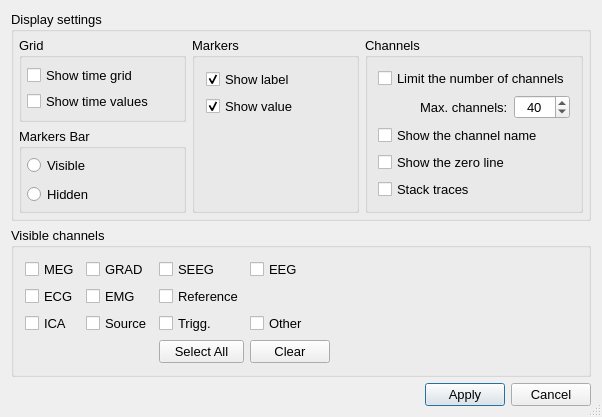
HIP-infrastructure/anywave-code, file src/Widgets/SignalView/AwViewSettingsUi.ui: the form before one commit.
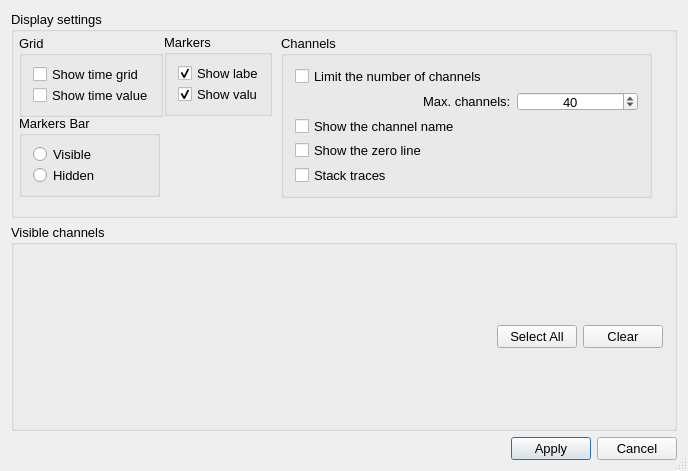
The form after the commit. Icons and pictures are not drawn.

```diff
--- a/src/Widgets/SignalView/AwViewSettingsUi.ui
+++ b/src/Widgets/SignalView/AwViewSettingsUi.ui
@@ -9,8 +9,8 @@
    <rect>
     <x>0</x>
     <y>0</y>
-    <width>602</width>
-    <height>400</height>
+    <width>688</width>
+    <height>471</height>
    </rect>
   </property>
   <property name="font">
@@ -32,11 +32,11 @@
   <property name="modal">
    <bool>true</bool>
   </property>
-  <layout class="QVBoxLayout" name="verticalLayout_3">
-   <item>
+  <layout class="QGridLayout" name="gridLayout_6">
+   <item row="0" column="0">
     <widget class="QGroupBox" name="groupBox">
      <property name="sizePolicy">
-      <sizepolicy hsizetype="Preferred" vsizetype="Expanding">
+      <sizepolicy hsizetype="Expanding" vsizetype="Expanding">
        <horstretch>0</horstretch>
        <verstretch>0</verstretch>
       </sizepolicy>
@@ -44,150 +44,15 @@
      <property name="title">
       <string>Display settings</string>
      </property>
-     <layout class="QGridLayout" name="gridLayout_3">
-      <property name="leftMargin">
-       <number>5</number>
-      </property>
-      <property name="topMargin">
-       <number>5</number>
-      </property>
-      <property name="rightMargin">
-       <number>5</number>
-      </property>
-      <property name="bottomMargin">
-       <number>5</number>
-      </property>
-      <item row="0" column="0">
-       <layout class="QHBoxLayout" name="horizontalLayout_3">
-        <item>
-         <layout class="QVBoxLayout" name="verticalLayout_4">
-          <item>
-           <widget class="QGroupBox" name="Grid">
-            <property name="sizePolicy">
-             <sizepolicy hsizetype="Expanding" vsizetype="Expanding">
-              <horstretch>0</horstretch>
-              <verstretch>0</verstretch>
-             </sizepolicy>
-            </property>
-            <property name="title">
-             <string>Grid</string>
-            </property>
-            <layout class="QGridLayout" name="gridLayout_2">
-             <property name="leftMargin">
-              <number>5</number>
-             </property>
-             <property name="topMargin">
-              <number>5</number>
-             </property>
-             <property name="rightMargin">
-              <number>5</number>
-             </property>
-             <property name="bottomMargin">
-              <number>5</number>
-             </property>
-             <item row="0" column="0">
-              <layout class="QVBoxLayout" name="verticalLayout">
-               <property name="spacing">
-                <number>1</number>
-               </property>
-               <item>
-                <widget class="QCheckBox" name="checkTime">
-                 <property name="sizePolicy">
-                  <sizepolicy hsizetype="Minimum" vsizetype="Preferred">
-                   <horstretch>0</horstretch>
-                   <verstretch>0</verstretch>
-                  </sizepolicy>
-                 </property>
-                 <property name="text">
-                  <string>Show time grid</string>
-                 </property>
-                </widget>
-               </item>
-               <item>
-                <widget class="QCheckBox" name="checkSeconds">
-                 <property name="sizePolicy">
-                  <sizepolicy hsizetype="Minimum" vsizetype="Preferred">
-                   <horstretch>0</horstretch>
-                   <verstretch>0</verstretch>
-                  </sizepolicy>
-                 </property>
-                 <property name="text">
-                  <string>Show time values</string>
-                 </property>
-                </widget>
-               </item>
-              </layout>
-             </item>
-            </layout>
-           </widget>
-          </item>
-          <item>
-           <widget class="QGroupBox" name="groupBox_5">
-            <property name="sizePolicy">
-             <sizepolicy hsizetype="Expanding" vsizetype="Expanding">
-              <horstretch>0</horstretch>
-              <verstretch>0</verstretch>
-             </sizepolicy>
-            </property>
-            <property name="title">
-             <string>Markers Bar</string>
-            </property>
-            <property name="flat">
-             <bool>false</bool>
-            </property>
-            <layout class="QGridLayout" name="gridLayout_6">
-             <property name="sizeConstraint">
-              <enum>QLayout::SetNoConstraint</enum>
-             </property>
-             <property name="leftMargin">
-              <number>5</number>
-             </property>
-             <property name="topMargin">
-              <number>5</number>
-             </property>
-             <property name="rightMargin">
-              <number>5</number>
-             </property>
-             <property name="bottomMargin">
-              <number>5</number>
-             </property>
-             <item row="0" column="0">
-              <layout class="QVBoxLayout" name="verticalLayout_8">
-               <item>
-                <widget class="QRadioButton" name="radioAlways">
-                 <property name="sizePolicy">
-                  <sizepolicy hsizetype="Minimum" vsizetype="Preferred">
-                   <horstretch>0</horstretch>
-                   <verstretch>0</verstretch>
-                  </sizepolicy>
-                 </property>
-                 <property name="text">
-                  <string>Visible</string>
-                 </property>
-                </widget>
-               </item>
-               <item>
-                <widget class="QRadioButton" name="radioHidden">
-                 <property name="sizePolicy">
-                  <sizepolicy hsizetype="Minimum" vsizetype="Preferred">
-                   <horstretch>0</horstretch>
-                   <verstretch>0</verstretch>
-                  </sizepolicy>
-                 </property>
-                 <property name="text">
-                  <string>Hidden</string>
-                 </property>
-                </widget>
-               </item>
-              </layout>
-             </item>
-            </layout>
-           </widget>
-          </item>
-         </layout>
-        </item>
-        <item>
          <widget class="QGroupBox" name="groupBox_6">
+      <property name="geometry">
+       <rect>
+        <x>153</x>
+        <y>23</y>
+        <width>108</width>
+        <height>82</height>
+       </rect>
+      </property>
           <property name="sizePolicy">
            <sizepolicy hsizetype="Expanding" vsizetype="Expanding">
             <horstretch>0</horstretch>
@@ -197,10 +62,8 @@
           <property name="title">
            <string>Markers</string>
           </property>
-          <layout class="QGridLayout" name="gridLayout_7">
+      <layout class="QGridLayout" name="gridLayout_2">
            <item row="0" column="0">
-            <layout class="QVBoxLayout" name="verticalLayout_9">
-             <item>
               <widget class="QCheckBox" name="checkMarkerLabel">
                <property name="text">
                 <string>Show label</string>
@@ -210,7 +73,7 @@
                </property>
               </widget>
              </item>
-             <item>
+       <item row="1" column="0">
               <widget class="QCheckBox" name="checkMarkerValue">
                <property name="text">
                 <string>Show value</string>
@@ -220,28 +83,17 @@
                </property>
               </widget>
              </item>
-             <item>
-              <spacer name="verticalSpacer">
-               <property name="orientation">
-                <enum>Qt::Vertical</enum>
-               </property>
-               <property name="sizeHint" stdset="0">
-                <size>
-                 <width>20</width>
-                 <height>40</height>
-                </size>
-               </property>
-              </spacer>
-             </item>
-            </layout>
-           </item>
-          </layout>
-         </widget>
-        </item>
-        <item>
-         <layout class="QVBoxLayout" name="verticalLayout_5">
-          <item>
+      </layout>
+     </widget>
            <widget class="QGroupBox" name="groupBox_2">
+      <property name="geometry">
+       <rect>
+        <x>270</x>
+        <y>24</y>
+        <width>371</width>
+        <height>163</height>
+       </rect>
+      </property>
             <property name="sizePolicy">
              <sizepolicy hsizetype="Expanding" vsizetype="Expanding">
               <horstretch>0</horstretch>
@@ -252,39 +104,7 @@
              <string>Channels</string>
             </property>
             <layout class="QGridLayout" name="gridLayout">
-             <property name="leftMargin">
-              <number>5</number>
-             </property>
-             <property name="topMargin">
-              <number>5</number>
-             </property>
-             <property name="rightMargin">
-              <number>5</number>
-             </property>
-             <property name="bottomMargin">
-              <number>5</number>
-             </property>
-             <property name="spacing">
-              <number>1</number>
-             </property>
-             <item row="0" column="0">
-              <layout class="QVBoxLayout" name="verticalLayout_2">
-               <property name="spacing">
-                <number>6</number>
-               </property>
-               <property name="leftMargin">
-                <number>5</number>
-               </property>
-               <property name="topMargin">
-                <number>5</number>
-               </property>
-               <property name="rightMargin">
-                <number>5</number>
-               </property>
-               <property name="bottomMargin">
-                <number>5</number>
-               </property>
-               <item>
+       <item row="0" column="0" colspan="3">
                 <widget class="QCheckBox" name="checkLimit">
                  <property name="sizePolicy">
                   <sizepolicy hsizetype="Minimum" vsizetype="Preferred">
@@ -297,29 +117,27 @@
                  </property>
                 </widget>
                </item>
-               <item>
-                <layout class="QHBoxLayout" name="horizontalLayout_2">
-                 <item>
+       <item row="1" column="0">
                   <spacer name="horizontalSpacer_2">
                    <property name="orientation">
                     <enum>Qt::Horizontal</enum>
                    </property>
                    <property name="sizeHint" stdset="0">
                     <size>
-                     <width>40</width>
+           <width>122</width>
                      <height>20</height>
                     </size>
                    </property>
                   </spacer>
                  </item>
-                 <item>
+       <item row="1" column="1">
                   <widget class="QLabel" name="label">
                    <property name="text">
                     <string>Max. channels:</string>
                    </property>
                   </widget>
                  </item>
-                 <item>
+       <item row="1" column="2">
                   <widget class="QSpinBox" name="sbNbChan">
                    <property name="sizePolicy">
                     <sizepolicy hsizetype="MinimumExpanding" vsizetype="Preferred">
@@ -341,9 +159,7 @@
                    </property>
                   </widget>
                  </item>
-                </layout>
-               </item>
-               <item>
+       <item row="2" column="0" colspan="3">
                 <widget class="QCheckBox" name="checkChanName">
                  <property name="sizePolicy">
                   <sizepolicy hsizetype="Minimum" vsizetype="Preferred">
@@ -356,7 +172,7 @@
                  </property>
                 </widget>
                </item>
-               <item>
+       <item row="3" column="0" colspan="2">
                 <widget class="QCheckBox" name="checkBaseLine">
                  <property name="sizePolicy">
                   <sizepolicy hsizetype="Minimum" vsizetype="Preferred">
@@ -369,7 +185,7 @@
                  </property>
                 </widget>
                </item>
-               <item>
+       <item row="4" column="0" colspan="2">
                 <widget class="QCheckBox" name="checkOverlay">
                  <property name="sizePolicy">
                   <sizepolicy hsizetype="Minimum" vsizetype="Preferred">
@@ -383,21 +199,110 @@
                 </widget>
                </item>
               </layout>
-             </item>
-            </layout>
+     </widget>
+     <widget class="QGroupBox" name="groupBox_5">
+      <property name="geometry">
+       <rect>
+        <x>8</x>
+        <y>104</y>
+        <width>141</width>
+        <height>82</height>
+       </rect>
+      </property>
+      <property name="sizePolicy">
+       <sizepolicy hsizetype="Expanding" vsizetype="Expanding">
+        <horstretch>0</horstretch>
+        <verstretch>0</verstretch>
+       </sizepolicy>
+      </property>
+      <property name="title">
+       <string>Markers Bar</string>
+      </property>
+      <property name="flat">
+       <bool>false</bool>
+      </property>
+      <layout class="QGridLayout" name="gridLayout_4">
+       <item row="0" column="0">
+        <widget class="QRadioButton" name="radioAlways">
+         <property name="sizePolicy">
+          <sizepolicy hsizetype="Minimum" vsizetype="Preferred">
+           <horstretch>0</horstretch>
+           <verstretch>0</verstretch>
+          </sizepolicy>
+         </property>
+         <property name="text">
+          <string>Visible</string>
+         </property>
+        </widget>
+       </item>
+       <item row="1" column="0">
+        <widget class="QRadioButton" name="radioHidden">
+         <property name="sizePolicy">
+          <sizepolicy hsizetype="Minimum" vsizetype="Preferred">
+           <horstretch>0</horstretch>
+           <verstretch>0</verstretch>
+          </sizepolicy>
+         </property>
+         <property name="text">
+          <string>Hidden</string>
+         </property>
            </widget>
           </item>
          </layout>
-        </item>
-       </layout>
+     </widget>
+     <widget class="QGroupBox" name="Grid">
+      <property name="geometry">
+       <rect>
+        <x>8</x>
+        <y>24</y>
+        <width>144</width>
+        <height>82</height>
+       </rect>
+      </property>
+      <property name="sizePolicy">
+       <sizepolicy hsizetype="Expanding" vsizetype="Expanding">
+        <horstretch>0</horstretch>
+        <verstretch>0</verstretch>
+       </sizepolicy>
+      </property>
+      <property name="title">
+       <string>Grid</string>
+      </property>
+      <layout class="QGridLayout" name="gridLayout_3">
+       <item row="0" column="0">
+        <widget class="QCheckBox" name="checkTime">
+         <property name="sizePolicy">
+          <sizepolicy hsizetype="Minimum" vsizetype="Preferred">
+           <horstretch>0</horstretch>
+           <verstretch>0</verstretch>
+          </sizepolicy>
+         </property>
+         <property name="text">
+          <string>Show time grid</string>
+         </property>
+        </widget>
+       </item>
+       <item row="1" column="0">
+        <widget class="QCheckBox" name="checkSeconds">
+         <property name="sizePolicy">
+          <sizepolicy hsizetype="Minimum" vsizetype="Preferred">
+           <horstretch>0</horstretch>
+           <verstretch>0</verstretch>
+          </sizepolicy>
+         </property>
+         <property name="text">
+          <string>Show time values</string>
+         </property>
+        </widget>
       </item>
      </layout>
     </widget>
+    </widget>
    </item>
-   <item>
+   <item row="1" column="0">
     <widget class="QGroupBox" name="groupBox_3">
      <property name="sizePolicy">
-      <sizepolicy hsizetype="Preferred" vsizetype="Expanding">
+      <sizepolicy hsizetype="Expanding" vsizetype="Expanding">
        <horstretch>0</horstretch>
        <verstretch>0</verstretch>
       </sizepolicy>
@@ -405,153 +310,24 @@
      <property name="title">
       <string>Visible channels</string>
      </property>
-     <layout class="QHBoxLayout" name="horizontalLayout_4">
-      <item>
-       <layout class="QGridLayout" name="gridLayout_4">
-        <item row="2" column="0">
-         <widget class="QCheckBox" name="checkICA">
-          <property name="sizePolicy">
-           <sizepolicy hsizetype="Expanding" vsizetype="Fixed">
-            <horstretch>0</horstretch>
-            <verstretch>0</verstretch>
-           </sizepolicy>
-          </property>
-          <property name="text">
-           <string>ICA</string>
-          </property>
-         </widget>
-        </item>
-        <item row="0" column="5">
-         <widget class="QCheckBox" name="checkSEEG">
-          <property name="sizePolicy">
-           <sizepolicy hsizetype="Preferred" vsizetype="Fixed">
-            <horstretch>0</horstretch>
-            <verstretch>0</verstretch>
-           </sizepolicy>
-          </property>
-          <property name="text">
-           <string>SEEG</string>
-          </property>
-         </widget>
-        </item>
-        <item row="0" column="6">
-         <widget class="QCheckBox" name="checkEEG">
-          <property name="sizePolicy">
-           <sizepolicy hsizetype="Preferred" vsizetype="Fixed">
-            <horstretch>0</horstretch>
-            <verstretch>0</verstretch>
-           </sizepolicy>
-          </property>
-          <property name="text">
-           <string>EEG</string>
-          </property>
-         </widget>
-        </item>
-        <item row="1" column="5">
-         <widget class="QCheckBox" name="checkReference">
-          <property name="sizePolicy">
-           <sizepolicy hsizetype="Expanding" vsizetype="Fixed">
-            <horstretch>0</horstretch>
-            <verstretch>0</verstretch>
-           </sizepolicy>
-          </property>
-          <property name="text">
-           <string>Reference</string>
-          </property>
-         </widget>
+     <layout class="QGridLayout" name="gridLayout_5">
+      <item row="0" column="0" colspan="3">
+       <layout class="QGridLayout" name="gridLayoutTypes"/>
         </item>
         <item row="1" column="0">
-         <widget class="QCheckBox" name="checkECG">
-          <property name="sizePolicy">
-           <sizepolicy hsizetype="Expanding" vsizetype="Fixed">
-            <horstretch>0</horstretch>
-            <verstretch>0</verstretch>
-           </sizepolicy>
-          </property>
-          <property name="text">
-           <string>ECG</string>
-          </property>
-         </widget>
-        </item>
-        <item row="0" column="0">
-         <widget class="QCheckBox" name="checkMEG">
-          <property name="sizePolicy">
-           <sizepolicy hsizetype="Preferred" vsizetype="Fixed">
-            <horstretch>0</horstretch>
-            <verstretch>0</verstretch>
-           </sizepolicy>
-          </property>
-          <property name="text">
-           <string>MEG</string>
-          </property>
-         </widget>
-        </item>
-        <item row="2" column="5">
-         <widget class="QCheckBox" name="checkTrigger">
-          <property name="sizePolicy">
-           <sizepolicy hsizetype="Expanding" vsizetype="Fixed">
-            <horstretch>0</horstretch>
-            <verstretch>0</verstretch>
-           </sizepolicy>
-          </property>
-          <property name="text">
-           <string>Trigg.</string>
-          </property>
-         </widget>
-        </item>
-        <item row="2" column="6">
-         <widget class="QCheckBox" name="checkOther">
-          <property name="sizePolicy">
-           <sizepolicy hsizetype="Expanding" vsizetype="Fixed">
-            <horstretch>0</horstretch>
-            <verstretch>0</verstretch>
-           </sizepolicy>
-          </property>
-          <property name="text">
-           <string>Other</string>
-          </property>
-         </widget>
-        </item>
-        <item row="1" column="1" colspan="4">
-         <widget class="QCheckBox" name="checkEMG">
-          <property name="sizePolicy">
-           <sizepolicy hsizetype="Expanding" vsizetype="Fixed">
-            <horstretch>0</horstretch>
-            <verstretch>0</verstretch>
-           </sizepolicy>
-          </property>
-          <property name="text">
-           <string>EMG</string>
-          </property>
-         </widget>
-        </item>
-        <item row="0" column="1" colspan="4">
-         <widget class="QCheckBox" name="checkGRAD">
-          <property name="sizePolicy">
-           <sizepolicy hsizetype="Preferred" vsizetype="Fixed">
-            <horstretch>0</horstretch>
-            <verstretch>0</verstretch>
-           </sizepolicy>
-          </property>
-          <property name="text">
-           <string>GRAD</string>
-          </property>
-         </widget>
-        </item>
-        <item row="2" column="1" colspan="4">
-         <widget class="QCheckBox" name="checkSource">
-          <property name="sizePolicy">
-           <sizepolicy hsizetype="Expanding" vsizetype="Fixed">
-            <horstretch>0</horstretch>
-            <verstretch>0</verstretch>
-           </sizepolicy>
-          </property>
-          <property name="text">
-           <string>Source</string>
-          </property>
-         </widget>
-        </item>
-        <item row="3" column="5">
+       <spacer name="horizontalSpacer_3">
+        <property name="orientation">
+         <enum>Qt::Horizontal</enum>
+        </property>
+        <property name="sizeHint" stdset="0">
+         <size>
+          <width>485</width>
+          <height>20</height>
+         </size>
+        </property>
+       </spacer>
+      </item>
+      <item row="1" column="1">
          <widget class="QPushButton" name="buttonAll">
           <property name="sizePolicy">
            <sizepolicy hsizetype="Preferred" vsizetype="Fixed">
@@ -564,7 +340,7 @@
           </property>
          </widget>
         </item>
-        <item row="3" column="6">
+      <item row="1" column="2">
          <widget class="QPushButton" name="buttonNone">
           <property name="sizePolicy">
            <sizepolicy hsizetype="Preferred" vsizetype="Fixed">
@@ -578,37 +354,9 @@
          </widget>
         </item>
        </layout>
-      </item>
-      <item>
-       <spacer name="horizontalSpacer_4">
-        <property name="orientation">
-         <enum>Qt::Horizontal</enum>
-        </property>
-        <property name="sizeHint" stdset="0">
-         <size>
-          <width>262</width>
-          <height>20</height>
-         </size>
-        </property>
-       </spacer>
-      </item>
-     </layout>
     </widget>
    </item>
-   <item>
-    <spacer name="verticalSpacer_2">
-     <property name="orientation">
-      <enum>Qt::Vertical</enum>
-     </property>
-     <property name="sizeHint" stdset="0">
-      <size>
-       <width>20</width>
-       <height>5</height>
-      </size>
-     </property>
-    </spacer>
-   </item>
-   <item>
+   <item row="2" column="0">
     <layout class="QHBoxLayout" name="horizontalLayout">
      <item>
       <spacer name="horizontalSpacer">
```
Left out of the diff: 4 changed lines with no effect on the pictures. Lines whose indentation alone changed are shown as unchanged.
